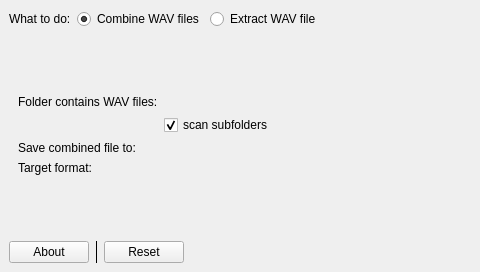
Above: src/mainwindow.ui from shine5402/KiraWavTar before the change; both pictures show x 0 to 480 and y 0 to 272 of the 881 by 272 pixel window. Below: the same form after it.
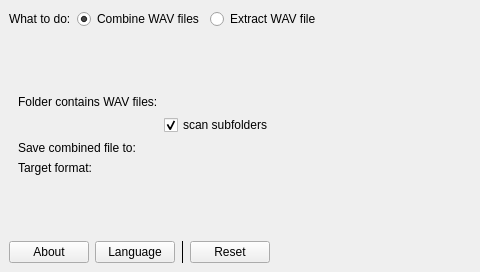
That is the form after the change. Custom widgets are drawn as their Qt base class.

```diff
--- a/src/mainwindow.ui
+++ b/src/mainwindow.ui
@@ -261,6 +261,13 @@
         </property>
        </widget>
       </item>
+      <item>
+       <widget class="QPushButton" name="langButton">
+        <property name="text">
+         <string>Language</string>
+        </property>
+       </widget>
+      </item>
       <item>
        <widget class="Line" name="leftBottomButtonLine">
         <property name="frameShadow">
```
Left out of the diff: 2 changed lines with no effect on the pictures.
